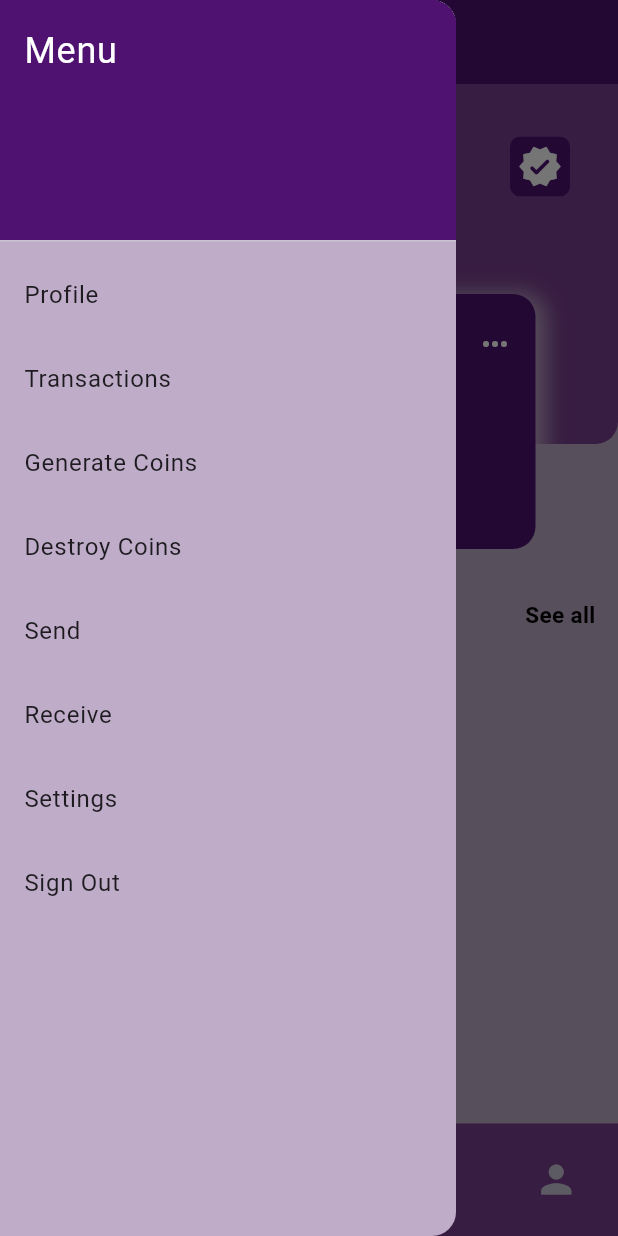
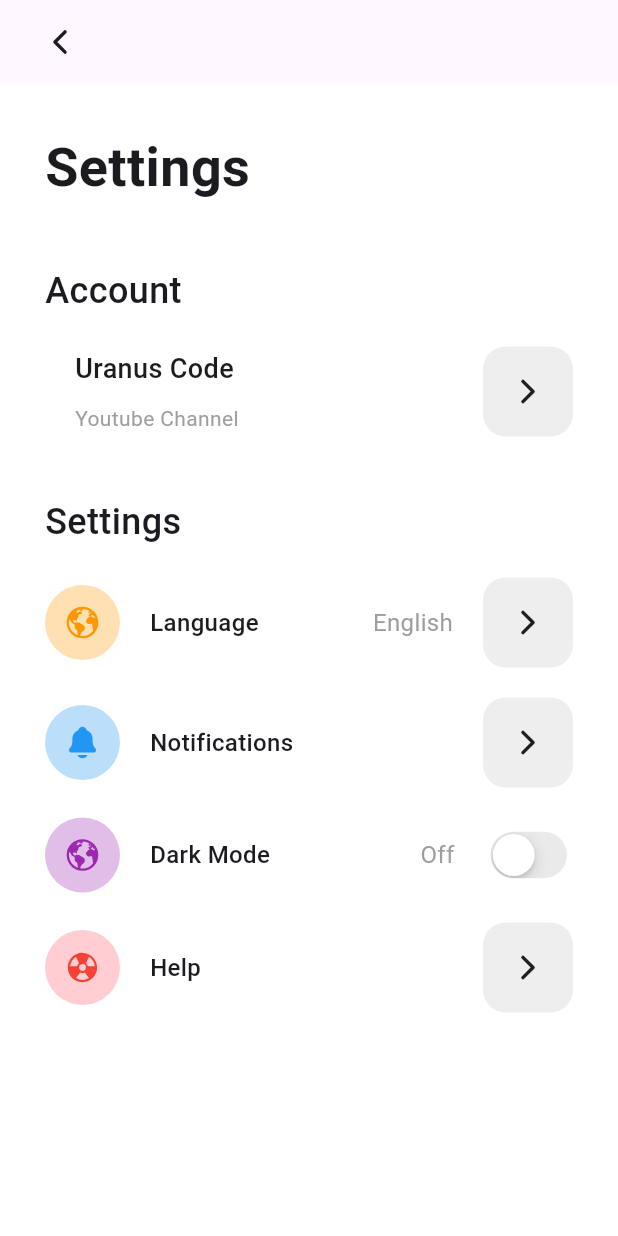
Before and after one commit to Juiceyyyy/UniPay, a Flutter app: the AdminPage screen opened directly, in the side drawer, after a tap on "Settings", on a phone screen of 412 x 824 dp. Run offline on Flutter 3.47's test engine with Material 3 defaults, Android fonts, the phone set to English and light mode, and no system bars; drawn by our look-alikes of curved_navigation_bar; our stand-ins replace cloud_firestore, firebase_auth, firebase_core, flutter_svg, google_sign_in, ionicons and 2 more; missing offline and left inert: qr_code_scanner; accounts and stored records are empty.

Commit message:
setting page added

```diff
--- a/lib/Screens/Home/admin_home.dart
+++ b/lib/Screens/Home/admin_home.dart
@@ -6,6 +6,7 @@
 import 'package:unipay/Screens/Home/components/generateCoin.dart';
 import '../Recieve/generate_qr_code.dart';
 import '../Send/sendmoney.dart';
+import '../Settings/settings.dart';
 import 'components/dashboard.dart';
 import 'components/deleteCoin.dart';
 
@@ -74,7 +75,7 @@
             ListTile(
               title: Text('Settings'),
               onTap: () {
-                // Add functionality here for Button 1
+                Navigator.push(context, MaterialPageRoute(builder: (context) => SettingsScreen()));
               },
             ),
             ListTile(
--- a/lib/Screens/Home/user_home.dart
+++ b/lib/Screens/Home/user_home.dart
@@ -5,6 +5,7 @@
 import '../Profile/profile.dart';
 import '../Recieve/generate_qr_code.dart';
 import '../Send/sendmoney.dart';
+import '../Settings/settings.dart';
 import 'components/dashboard.dart';
 
 class HomePage extends StatelessWidget {
@@ -62,7 +63,7 @@
             ListTile(
               title: Text('Settings'),
               onTap: () {
-                // Add functionality here for Button 1
+                Navigator.push(context, MaterialPageRoute(builder: (context) => SettingsScreen()));
               },
             ),
             ListTile(
--- /dev/null
+++ b/lib/Screens/Settings/settings.dart
@@ -0,0 +1,144 @@
+
+import 'package:flutter/material.dart';
+import 'package:ionicons/ionicons.dart';
+import 'package:unipay/Screens/Settings/widgets/forward_button.dart';
+import 'package:unipay/Screens/Settings/widgets/setting_item.dart';
+import 'package:unipay/Screens/Settings/widgets/setting_switch.dart';
+
+import 'edit_screen.dart';
+
+class SettingsScreen extends StatefulWidget {
+  const SettingsScreen({super.key});
+
+  @override
+  State<SettingsScreen> createState() => _SettingsScreenState();
+}
+
+class _SettingsScreenState extends State<SettingsScreen> {
+  bool isDarkMode = false;
+
+  @override
+  Widget build(BuildContext context) {
+    return Scaffold(
+      appBar: AppBar(
+        leading: IconButton(
+          onPressed: () {},
+          icon: const Icon(Ionicons.chevron_back_outline),
+        ),
+        leadingWidth: 80,
+      ),
+      body: SingleChildScrollView(
+        child: Padding(
+          padding: const EdgeInsets.all(30),
+          child: Column(
+            crossAxisAlignment: CrossAxisAlignment.start,
+            children: [
+              const Text(
+                "Settings",
+                style: TextStyle(
+                  fontSize: 36,
+                  fontWeight: FontWeight.bold,
+                ),
+              ),
+              const SizedBox(height: 40),
+              const Text(
+                "Account",
+                style: TextStyle(
+                  fontSize: 24,
+                  fontWeight: FontWeight.w500,
+                ),
+              ),
+              const SizedBox(height: 20),
+              SizedBox(
+                width: double.infinity,
+                child: Row(
+                  children: [
+                    //Image.asset("assets/avatar.png", width: 70, height: 70),
+                    const SizedBox(width: 20),
+                    const Column(
+                      crossAxisAlignment: CrossAxisAlignment.start,
+                      children: [
+                        Text(
+                          "Uranus Code",
+                          style: TextStyle(
+                            fontSize: 18,
+                            fontWeight: FontWeight.w500,
+                          ),
+                        ),
+                        SizedBox(height: 10),
+                        Text(
+                          "Youtube Channel",
+                          style: TextStyle(
+                            fontSize: 14,
+                            color: Colors.grey,
+                          ),
+                        )
+                      ],
+                    ),
+                    const Spacer(),
+                    ForwardButton(
+                      onTap: () {
+                        Navigator.push(
+                          context,
+                          MaterialPageRoute(
+                            builder: (context) => const EditAccountScreen(),
+                          ),
+                        );
+                      },
+                    )
+                  ],
+                ),
+              ),
+              const SizedBox(height: 40),
+              const Text(
+                "Settings",
+                style: TextStyle(
+                  fontSize: 24,
+                  fontWeight: FontWeight.w500,
+                ),
+              ),
+              const SizedBox(height: 20),
+              SettingItem(
+                title: "Language",
+                icon: Ionicons.earth,
+                bgColor: Colors.orange.shade100,
+                iconColor: Colors.orange,
+                value: "English",
+                onTap: () {},
+              ),
+              const SizedBox(height: 20),
+              SettingItem(
+                title: "Notifications",
+                icon: Ionicons.notifications,
+                bgColor: Colors.blue.shade100,
+                iconColor: Colors.blue,
+                onTap: () {},
+              ),
+              const SizedBox(height: 20),
+              SettingSwitch(
+                title: "Dark Mode",
+                icon: Ionicons.earth,
+                bgColor: Colors.purple.shade100,
+                iconColor: Colors.purple,
+                value: isDarkMode,
+                onTap: (value) {
+                  setState(() {
+                    isDarkMode = value;
+                  });
+                },
+              ),
+              const SizedBox(height: 20),
+              SettingItem(
+                title: "Help",
+                icon: Ionicons.nuclear,
+                bgColor: Colors.red.shade100,
+                iconColor: Colors.red,
+                onTap: () {},
+              ),
+            ],
+          ),
+        ),
+      ),
+    );
+  }
+}
--- /dev/null
+++ b/lib/Screens/Settings/widgets/forward_button.dart
@@ -0,0 +1,26 @@
+import 'package:flutter/material.dart';
+import 'package:ionicons/ionicons.dart';
+
+class ForwardButton extends StatelessWidget {
+  final Function() onTap;
+  const ForwardButton({
+    super.key,
+    required this.onTap,
+  });
+
+  @override
+  Widget build(BuildContext context) {
+    return GestureDetector(
+      onTap: onTap,
+      child: Container(
+        width: 60,
+        height: 60,
+        decoration: BoxDecoration(
+          color: Colors.grey.shade200,
+          borderRadius: BorderRadius.circular(15),
+        ),
+        child: const Icon(Ionicons.chevron_forward_outline),
+      ),
+    );
+  }
+}
--- /dev/null
+++ b/lib/Screens/Settings/widgets/setting_item.dart
@@ -0,0 +1,66 @@
+import 'forward_button.dart';
+import 'package:flutter/material.dart';
+import 'package:ionicons/ionicons.dart';
+
+class SettingItem extends StatelessWidget {
+  final String title;
+  final Color bgColor;
+  final Color iconColor;
+  final IconData icon;
+  final Function() onTap;
+  final String? value;
+  const SettingItem({
+    super.key,
+    required this.title,
+    required this.bgColor,
+    required this.iconColor,
+    required this.icon,
+    required this.onTap,
+    this.value,
+  });
+
+  @override
+  Widget build(BuildContext context) {
+    return SizedBox(
+      width: double.infinity,
+      child: Row(
+        children: [
+          Container(
+            height: 50,
+            width: 50,
+            decoration: BoxDecoration(
+              shape: BoxShape.circle,
+              color: bgColor,
+            ),
+            child: Icon(
+              icon,
+              color: iconColor,
+            ),
+          ),
+          const SizedBox(width: 20),
+          Text(
+            title,
+            style: const TextStyle(
+              fontSize: 16,
+              fontWeight: FontWeight.w500,
+            ),
+          ),
+          const Spacer(),
+          value != null
+              ? Text(
+            value!,
+            style: const TextStyle(
+              fontSize: 16,
+              color: Colors.grey,
+            ),
+          )
+              : const SizedBox(),
+          const SizedBox(width: 20),
+          ForwardButton(
+            onTap: onTap,
+          ),
+        ],
+      ),
+    );
+  }
+}
--- /dev/null
+++ b/lib/Screens/Settings/widgets/setting_switch.dart
@@ -0,0 +1,61 @@
+import 'package:flutter/cupertino.dart';
+import 'package:flutter/material.dart';
+
+class SettingSwitch extends StatelessWidget {
+  final String title;
+  final Color bgColor;
+  final Color iconColor;
+  final IconData icon;
+  final bool value;
+  final Function(bool value) onTap;
+  const SettingSwitch({
+    super.key,
+    required this.title,
+    required this.bgColor,
+    required this.iconColor,
+    required this.icon,
+    required this.value,
+    required this.onTap,
+  });
+
+  @override
+  Widget build(BuildContext context) {
+    return SizedBox(
+      width: double.infinity,
+      child: Row(
+        children: [
+          Container(
+            height: 50,
+            width: 50,
+            decoration: BoxDecoration(
+              shape: BoxShape.circle,
+              color: bgColor,
+            ),
+            child: Icon(
+              icon,
+              color: iconColor,
+            ),
+          ),
+          const SizedBox(width: 20),
+          Text(
+            title,
+            style: const TextStyle(
+              fontSize: 16,
+              fontWeight: FontWeight.w500,
+            ),
+          ),
+          const Spacer(),
+          Text(
+            value ? "On" : "Off",
+            style: const TextStyle(
+              fontSize: 16,
+              color: Colors.grey,
+            ),
+          ),
+          const SizedBox(width: 20),
+          CupertinoSwitch(value: value, onChanged: onTap),
+        ],
+      ),
+    );
+  }
+}
--- a/pubspec.yaml
+++ b/pubspec.yaml
@@ -50,6 +50,7 @@
   curved_navigation_bar: ^1.0.3
   qr_flutter: ^4.1.0
   qr_code_scanner: ^1.0.1
+  ionicons: ^0.2.2
 
 dev_dependencies:
   flutter_test:
```
Also changed, not shown: lib/Screens/Settings/edit_screen.dart (added, +142 -0 lines), lib/Screens/Settings/widgets/edit_item.dart (added, +35 -0 lines), pubspec.lock, 1 other file.
